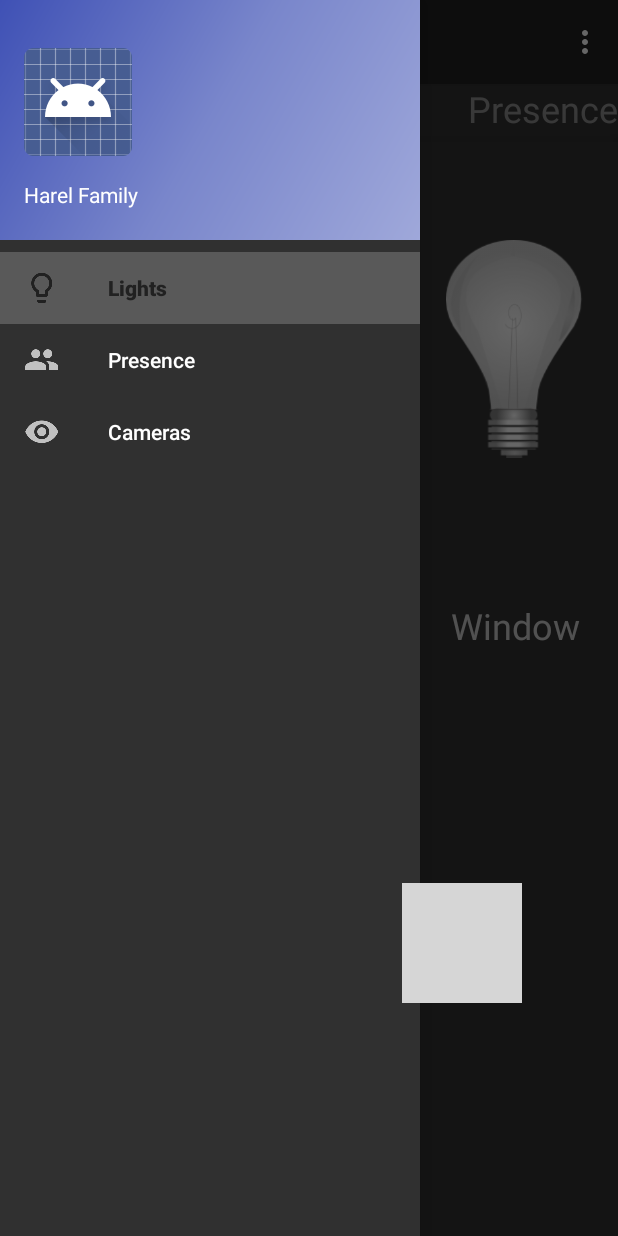
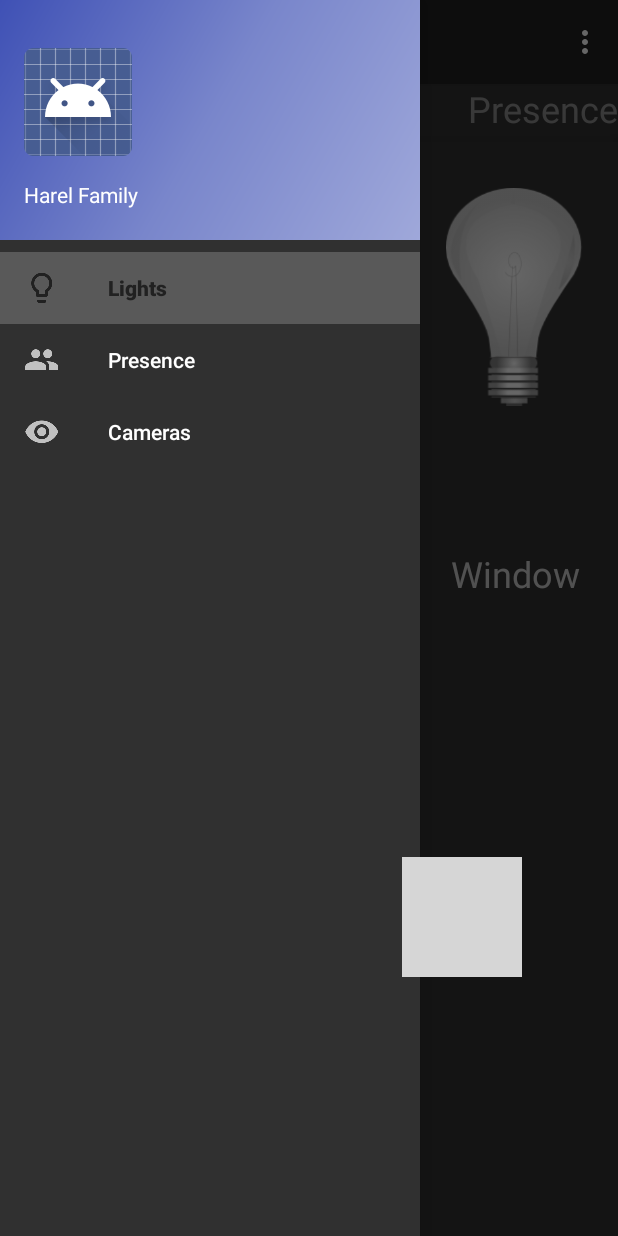
Before and after one commit to oriharel/smartHome, an Android app: the screen it shows after launch (Main2Activity), with the side drawer open, on a phone screen of 412 x 824 dp. Run offline under Robolectric (Android 15) with nearby library versions, the phone set to English and light mode, and no system bars; 1 statement that could not run was skipped; grey boxes are pictures that could not be loaded.

Commit message:
panel work

```diff
--- a/app/src/main/res/layout-sw600dp/activity_main.xml
+++ b/app/src/main/res/layout-sw600dp/activity_main.xml
@@ -33,16 +33,37 @@
         app:layout_behavior="@string/appbar_scrolling_view_behavior"
         >
 
+        <LinearLayout
+            android:layout_width="wrap_content"
+            android:layout_height="match_parent"
+            android:orientation="vertical">
+
             <android.support.v7.widget.RecyclerView
                 android:id="@+id/leftPane"
-            android:layout_width="200dip"
-            android:layout_height="match_parent"
+                android:layout_width="match_parent"
+                android:layout_height="wrap_content"
                 android:layout_marginLeft="16dp"
                 android:layout_marginRight="16dp"
-            android:layout_marginTop="50dip"
+                android:layout_marginTop="15dip"
                 app:layoutManager="LinearLayoutManager"
                 tools:context=".Main2Activity"
                 tools:listItem="@layout/pane_item_layout" />
+
+            <TextView
+                android:id="@+id/tempLarge"
+                android:layout_width="match_parent"
+                android:layout_height="wrap_content"
+                android:gravity="center"
+                android:text="24"
+                android:textSize="40sp" />
+
+            <TextClock
+                android:id="@+id/textClock"
+                android:layout_width="match_parent"
+                android:layout_height="match_parent"
+                android:gravity="center"
+                android:textSize="25sp" />
+        </LinearLayout>
 
         <FrameLayout
             android:id="@+id/item_detail_container"
--- a/app/src/main/res/layout-sw600dp/pane_item_layout.xml
+++ b/app/src/main/res/layout-sw600dp/pane_item_layout.xml
@@ -13,8 +13,7 @@
         android:layout_height="wrap_content"
         android:layout_margin="@dimen/activity_vertical_margin"
         android:layout_weight="1"
-        android:textAppearance="?attr/textAppearanceListItem"
-        app:srcCompat="@drawable/ic_lightbulb_outline_black_24dp" />
+        android:textAppearance="?attr/textAppearanceListItem" />
 
     <TextView
         android:id="@+id/paneItemText"
--- a/app/src/main/res/layout/fragment_lights.xml
+++ b/app/src/main/res/layout/fragment_lights.xml
@@ -17,7 +17,7 @@
         android:id="@+id/bulbLayout"
         android:layout_width="match_parent"
         android:layout_height="wrap_content"
-        android:layout_marginTop="50dip"
+        android:layout_marginTop="15dip"
         android:orientation="horizontal">
 
         <LinearLayout
```
Also changed, not shown: app/src/main/java/niyo/nfc/com/nfcori/Main2Activity.java (+15 -8 lines). Lines whose indentation alone changed are shown as unchanged.
